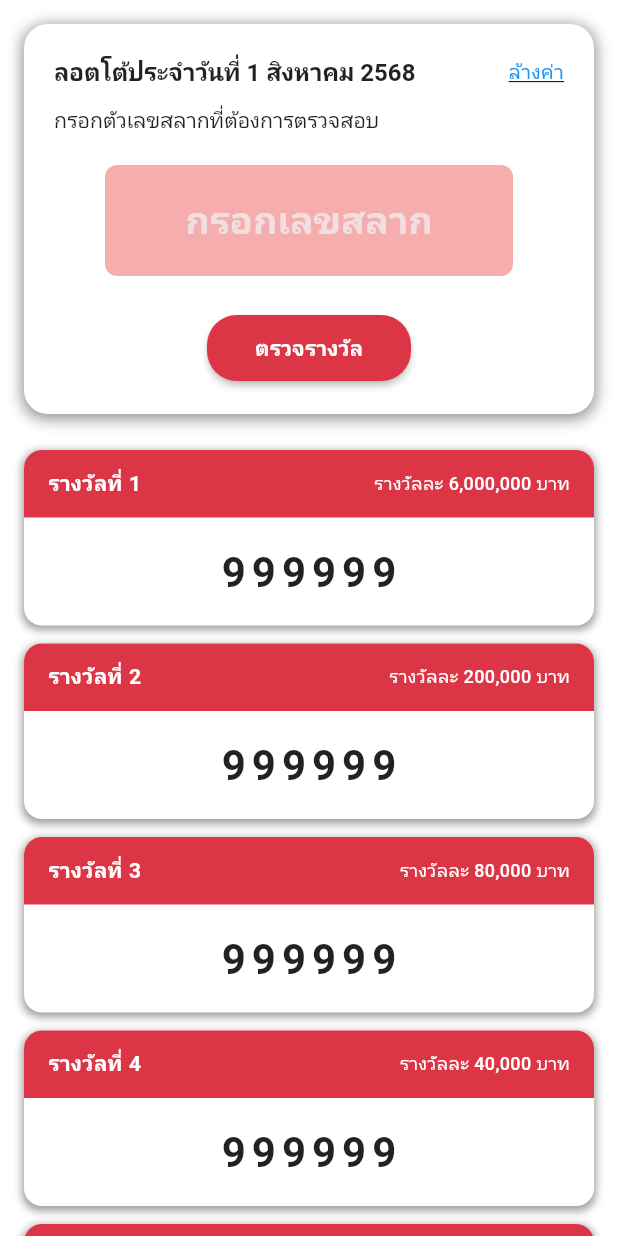
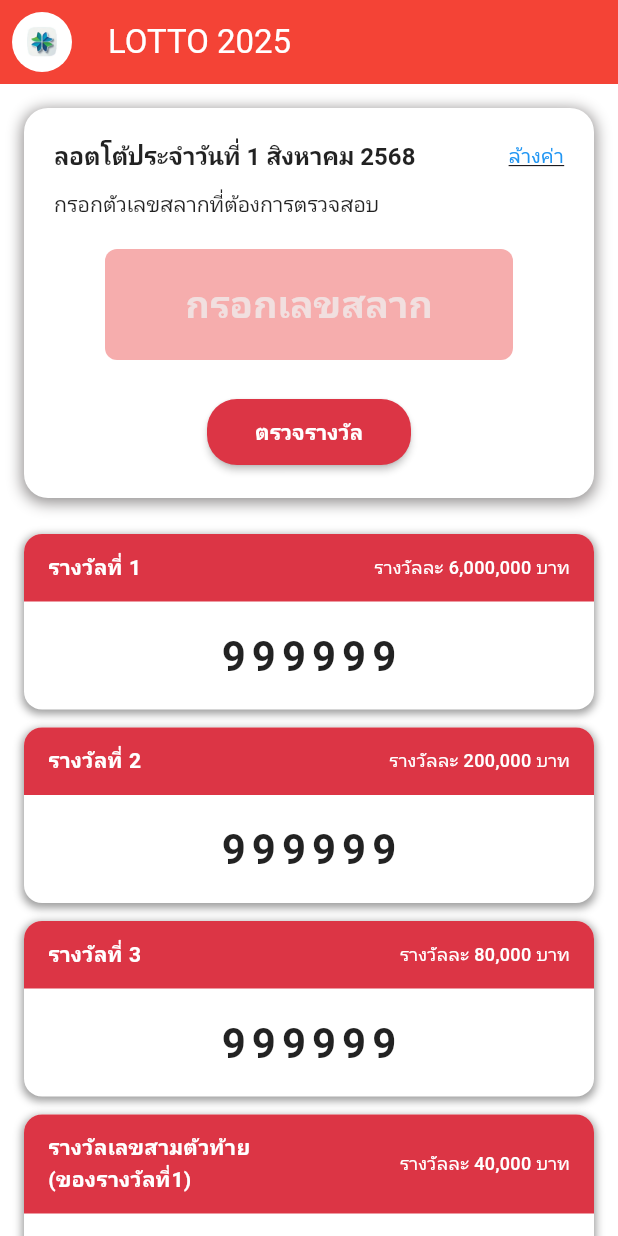
Before and after one commit to EmperorFiw/Lotto2025, a Flutter app: the CheckPrize screen opened directly, on a phone screen of 412 x 824 dp. Run offline on Flutter 3.47's test engine with Material 3 defaults, Android fonts, the phone set to English and light mode, and no system bars; our stand-ins replace google_fonts, jwt_decoder, shared_preferences; accounts and stored records are empty; network calls fail; Roboto replaces fonts that are missing (Kanit).

Commit message:
merge pull check_prize

```diff
--- a/FrontEnd/lib/pages/check_prize.dart
+++ b/FrontEnd/lib/pages/check_prize.dart
@@ -207,6 +207,21 @@ class _CheckPrizeState extends State<CheckPrize> {
   @override
   Widget build(BuildContext context) {
     return Scaffold(
+      appBar: AppBar(
+        backgroundColor: Colors.red,
+        title: const Text("LOTTO 2025"),
+        leading: Padding(
+          padding: const EdgeInsets.all(8.0),
+          child: ClipOval(
+            child: SizedBox(
+              width: 40,
+              height: 40,
+              child: Image.asset('assets/images/logo.png', fit: BoxFit.cover),
+            ),
+          ),
+        ),
+        //actions: [IconButton(icon: const Icon(Icons.menu), onPressed: () {})],
+      ),
       body: SingleChildScrollView(
         child: Padding(
           padding: const EdgeInsets.all(16),
@@ -374,15 +389,16 @@ class _CheckPrizeState extends State<CheckPrize> {
                   ),
                   const SizedBox(height: 12),
                   _buildPrizeCard(
-                    'รางวัลที่ 4',
+                    'รางวัลเลขสามตัวท้าย (ของรางวัลที่1)',
                     'รางวัลละ 40,000 บาท',
-                    '999999',
+                    '999',
                   ),
+
                   const SizedBox(height: 12),
                   _buildPrizeCard(
-                    'รางวัลที่ 5',
+                    'รางวัลสองตัวท้าย (รางวัลทั่วไป)',
                     'รางวัลละ 20,000 บาท',
-                    '999999',
+                    '99',
                   ),
                 ],
               ),
@@ -423,27 +439,42 @@ class _CheckPrizeState extends State<CheckPrize> {
               ),
             ),
             child: Row(
-              mainAxisAlignment: MainAxisAlignment.spaceBetween,
               children: [
-                Text(
+                Expanded(
+                  flex: 1,
+                  child: Text(
                     prizeTitle,
                     style: const TextStyle(
                       color: Colors.white,
                       fontSize: 14,
                       fontWeight: FontWeight.bold,
                     ),
+                    softWrap: true,
+                    overflow: TextOverflow.visible,
+                    maxLines: 2,
                   ),
-                Text(
+                ),
+                const SizedBox(width: 10),
+                Expanded(
+                  flex: 1,
+                  child: Align(
+                    alignment: Alignment.centerRight,
+                    child: Text(
                       prizeAmount,
                       style: const TextStyle(
                         color: Colors.white,
                         fontSize: 12,
                         fontWeight: FontWeight.w500,
                       ),
+                      softWrap: false,
+                      overflow: TextOverflow.ellipsis,
+                    ),
+                  ),
                 ),
               ],
             ),
           ),
+
           // หมายเลขรางวัล
           Container(
             width: double.infinity,
```
Lines whose indentation alone changed are shown as unchanged.
